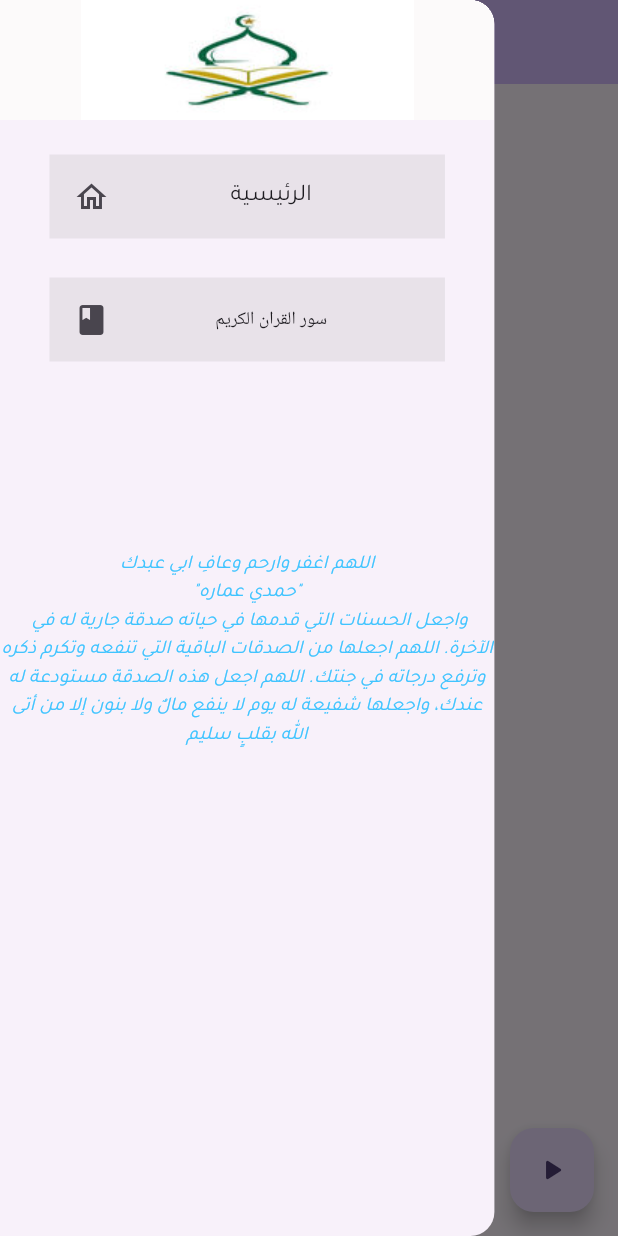
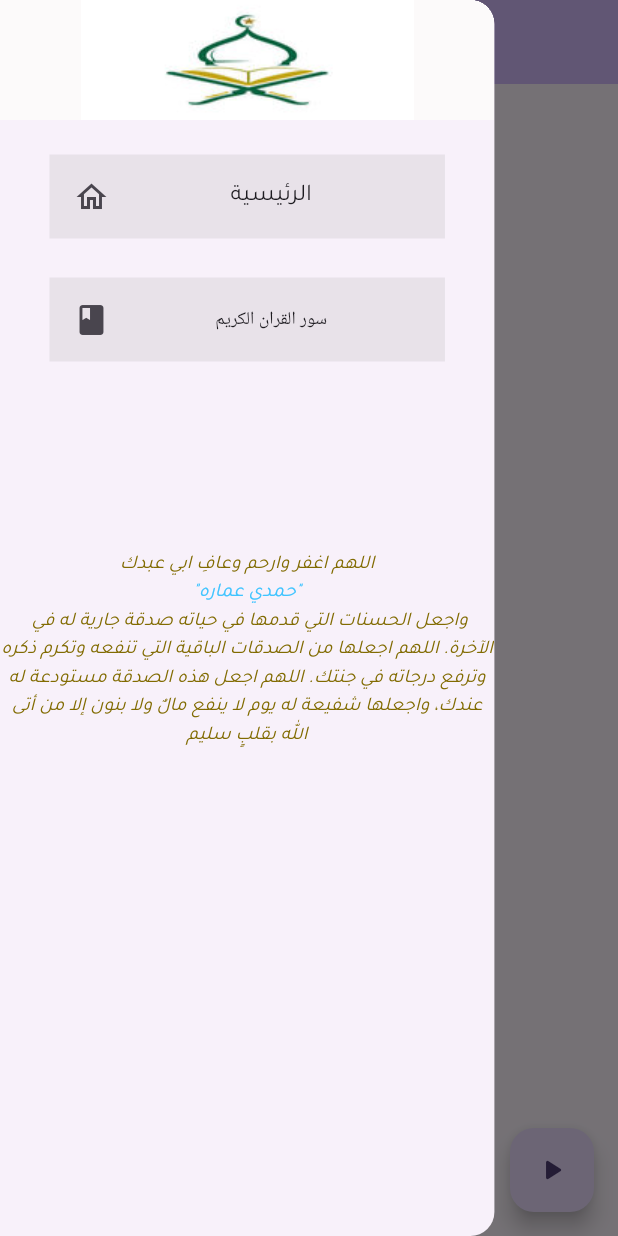
Before and after one commit to AhmedHamdyEmarazz/awdony, a Flutter app: the screen it shows after launch, with the side drawer open, on a phone screen of 412 x 824 dp. Run offline on Flutter 3.47's test engine with Material 3 defaults, Android fonts, the phone set to English and light mode, and no system bars; drawn by our look-alikes of animated_text_kit; our stand-ins replace scrollable_positioned_list, wakelock.

Commit message:
8/5/2024

```diff
--- a/lib/bond.dart
+++ b/lib/bond.dart
@@ -2612,6 +2612,7 @@ class _BondState extends State<Bond> {
               showstatic ? currentAya(aya!, controller, suraname) : null;
             }
           },
+          tooltip: ' انتقال تلقائي بالترتيب',
           child:
               showstatic ? Icon(Icons.pause) : Icon(Icons.play_arrow_rounded)),
     );
--- a/lib/drawer.dart
+++ b/lib/drawer.dart
@@ -98,8 +98,10 @@ class _AppDrawerrState extends State<AppDrawerr> {
                     animatedTexts: [
                       ColorizeAnimatedText('اللهم اغفر وارحم وعافِ ابي عبدك',
                           colors: [
-                            Colors.lightBlueAccent,
-                            const Color.fromARGB(255, 3, 64, 92)
+                            Color.fromARGB(255, 129, 107, 1),
+                            Color.fromARGB(255, 98, 82, 0),
+
+                            //   const Color.fromARGB(255, 3, 64, 92)
                           ],
                           textStyle: TextStyle(
                               fontStyle: FontStyle.italic,
@@ -116,7 +118,7 @@ class _AppDrawerrState extends State<AppDrawerr> {
                       ColorizeAnimatedText('"حمدي عماره"',
                           colors: [
                             Colors.lightBlueAccent,
-                            const Color.fromARGB(255, 3, 64, 92)
+                            Color.fromARGB(255, 9, 118, 168)
                           ],
                           textStyle: TextStyle(
                               fontStyle: FontStyle.italic,
@@ -133,8 +135,10 @@ class _AppDrawerrState extends State<AppDrawerr> {
                       ColorizeAnimatedText(
                           ' واجعل الحسنات التي قدمها في حياته صدقة جارية له في الآخرة. اللهم اجعلها من الصدقات الباقية التي تنفعه وتكرم ذكره وترفع درجاته في جنتك. اللهم اجعل هذه الصدقة مستودعة له عندك، واجعلها شفيعة له يوم لا ينفع مالٌ ولا بنون إلا من أتى الله بقلبٍ سليم',
                           colors: [
-                            Colors.lightBlueAccent,
-                            const Color.fromARGB(255, 3, 64, 92)
+                            Color.fromARGB(255, 129, 107, 1),
+                            Color.fromARGB(255, 98, 82, 0),
+
+                            //     const Color.fromARGB(255, 3, 64, 92)
                           ],
                           textStyle: TextStyle(
                               fontStyle: FontStyle.italic,
--- a/lib/writining.dart
+++ b/lib/writining.dart
@@ -203,6 +203,7 @@ class _WritingState extends State<Writing> {
                             )))
                   ]))),
       floatingActionButton: FloatingActionButton(
+          backgroundColor: ThemeData().secondaryHeaderColor.withOpacity(0.1),
           onPressed: () {
             setState(() {
               _showstatic = !_showstatic!;
--- a/pubspec.yaml
+++ b/pubspec.yaml
@@ -16,7 +16,7 @@ publish_to: 'none' # Remove this line if you wish to publish to pub.dev
 # https://developer.apple.com/library/archive/documentation/General/Reference/InfoPlistKeyReference/Articles/CoreFoundationKeys.html
 # In Windows, build-name is used as the major, minor, and patch parts
 # of the product and file versions while build-number is used as the build suffix.
-version: 1.0.1+13
+version: 1.0.1+15
 
 environment:
   sdk: '>=3.2.3 <4.0.0'
```
Also changed, not shown: lib/ayas.dart (+80 -21 lines).
